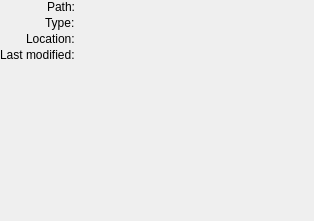
The window that resources/ui/configure/resource.ui (prymatex/prymatex) describes before a commit, drawn with Qt 5.
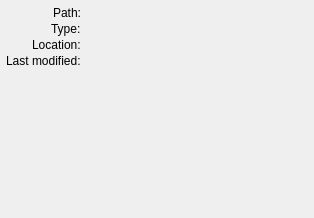
The same window after the commit.

```diff
--- a/resources/ui/configure/resource.ui
+++ b/resources/ui/configure/resource.ui
@@ -7,7 +7,7 @@
     <x>0</x>
     <y>0</y>
     <width>314</width>
-    <height>221</height>
+    <height>218</height>
    </rect>
   </property>
   <property name="windowTitle">
@@ -18,7 +18,7 @@
     <number>2</number>
    </property>
    <property name="margin">
-    <number>0</number>
+    <number>6</number>
    </property>
    <item>
     <layout class="QFormLayout" name="formLayout">
```
